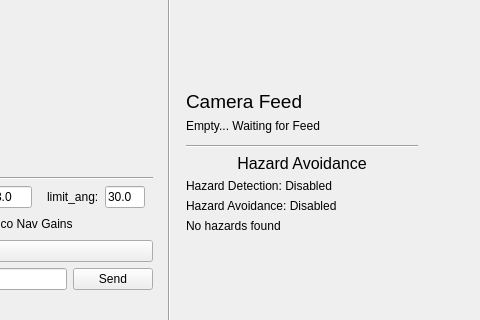
Above: mars_ws/src/autonomy/autonomy_gui.ui from BYUMarsRover/Autonomy-ROS2 before the change; both pictures show x 792 to 1272 and y 473 to 793 of the 1272 by 922 pixel window. Below: the same form after it.
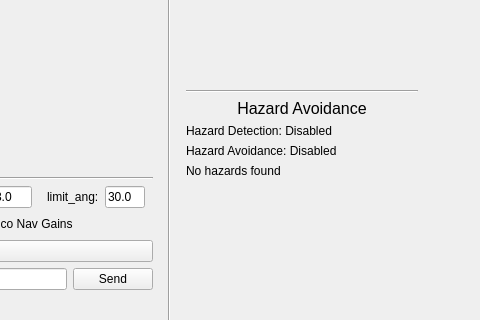
That is the form after the change.

Commit message: removed camera feed item from gui

Patch:
```diff
--- a/mars_ws/src/autonomy/autonomy_gui.ui
+++ b/mars_ws/src/autonomy/autonomy_gui.ui
@@ -1486,38 +1486,6 @@
               </property>
              </widget>
             </item>
-            <!-- Camera Feed Label Item -->
-            <item alignment="Qt::AlignTop">
-             <!-- Title for camera feed section -->
-             <widget class="QLabel" name="CameraFeedLabel">
-              <property name="text">
-               <string>&lt;html&gt;&lt;head/&gt;&lt;body&gt;&lt;p&gt;&lt;span style=&quot; font-size:14pt;&quot;&gt;Camera Feed&lt;/span&gt;&lt;/p&gt;&lt;/body&gt;&lt;/html&gt;</string>
-              </property>
-              <property name="scaledContents">
-               <bool>false</bool>
-              </property>
-              <property name="alignment">
-               <set>Qt::AlignTop</set>
-              </property>
-             </widget>
-            </item> 
-            <!-- Low Frequency Camera Feed that can be used as seen fit -->
-            <item>
-             <widget class="QLabel" name="CameraFeed">
-              <property name="text">
-               <string>Empty... Waiting for Feed</string>
-              </property>
-              <property name="alignment">
-               <set>Qt::AlignTop</set>
-              </property>
-              <property name="minimumSize">
-               <size>
-                <width>250</width>
-                <height>20</height>
-               </size>
-              </property>
-             </widget>
-            </item>
             <!-- Horizontal Dividing Line -->
             <item>
              <widget class="Line" name="line_3">
```
The commit also changes 1 other file.
